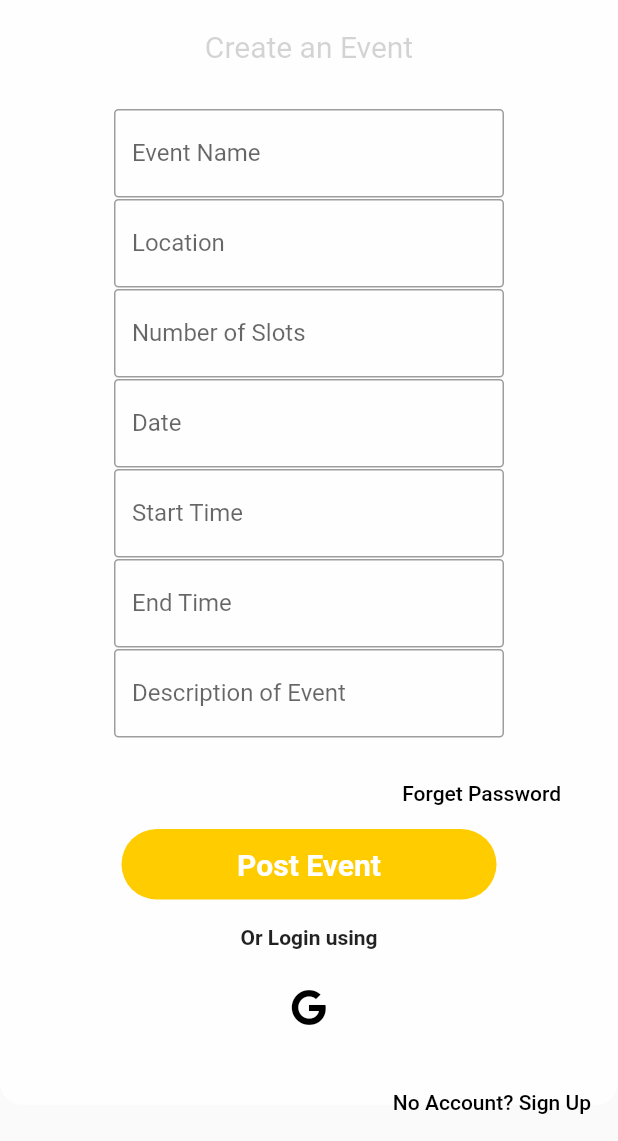
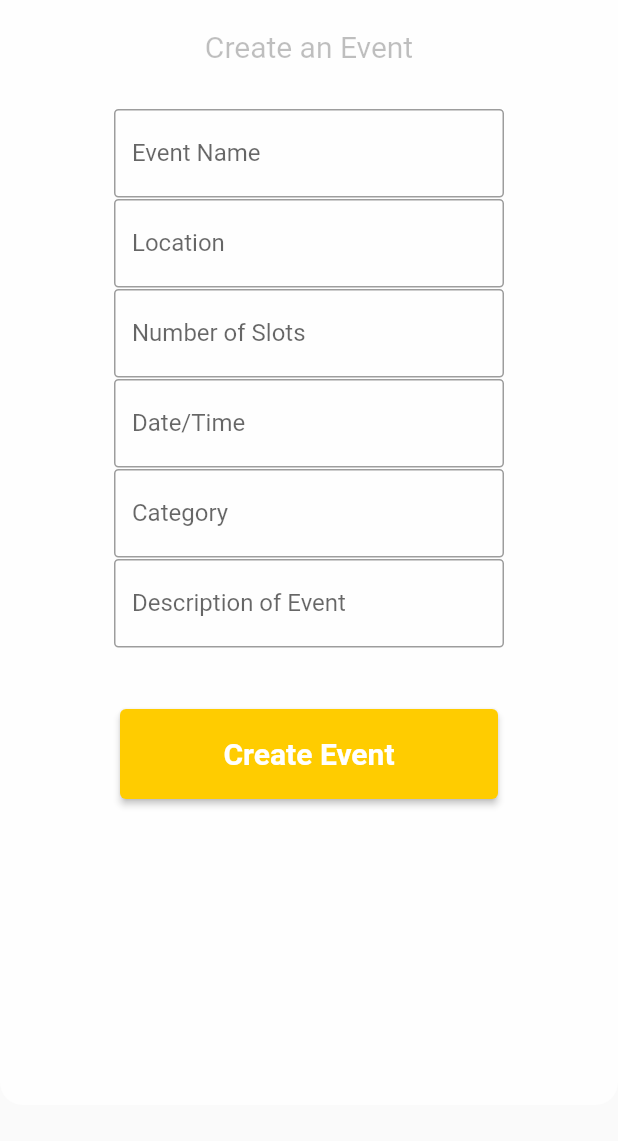
Before and after one commit to mrkulas1/FriendZone, a Flutter app: the EventPostPage screen opened directly, on a phone screen of 412 x 824 dp, the part 95-1236 px from its top. Run offline on Flutter 3.47's test engine with Material 2 defaults, Android fonts, the phone set to English and light mode, and no system bars; our stand-ins replace font_awesome_flutter.

Commit message:
better button

```diff
--- a/friendzone_flutter/lib/pages/event_page/event_post.dart
+++ b/friendzone_flutter/lib/pages/event_page/event_post.dart
@@ -1,5 +1,6 @@
 import 'package:flutter/material.dart';
 import 'package:font_awesome_flutter/font_awesome_flutter.dart';
+import 'package:friendzone_flutter/db_comm/post_functions.dart';
 
 class EventPostPage extends StatelessWidget{
   void click(){}
@@ -31,7 +32,7 @@ class EventPostPage extends StatelessWidget{
                     const SizedBox(height: 20,),
                     const Text("Create an Event",
                       style: TextStyle(
-                        color: Color.fromARGB(66, 87, 87, 87),
+                        color: Color.fromARGB(66, 5, 5, 5),
                         fontSize: 20,
                       ),),
                     const SizedBox(height: 30,),
@@ -76,7 +77,7 @@ class EventPostPage extends StatelessWidget{
                       height: 60,
                       child: const TextField(
                         decoration: InputDecoration(
-                            labelText: "Date",
+                            labelText: "Date/Time",
                             border: OutlineInputBorder(
                               borderRadius: BorderRadius.all(Radius.circular(3)),
                             )
@@ -88,7 +89,7 @@ class EventPostPage extends StatelessWidget{
                       height: 60,
                       child: const TextField(
                         decoration: InputDecoration(
-                            labelText: "Start Time",
+                            labelText: "Category",
                             border: OutlineInputBorder(
                               borderRadius: BorderRadius.all(Radius.circular(3)),
                             )
@@ -97,19 +98,7 @@ class EventPostPage extends StatelessWidget{
                     ),
                     Container(
                       width: 260,
-                      height: 60,
-                      child: const TextField(
-                        decoration: InputDecoration(
-                            labelText: "End Time",
-                            border: OutlineInputBorder(
-                              borderRadius: BorderRadius.all(Radius.circular(3)),
-                            )
-                        ),
-                      ),
-                    ),
-                    Container(
-                      width: 260,
-                      height: 60,
+                      height: 100,
                       child: const TextField(
                         decoration: InputDecoration(
                             labelText: "Description of Event",
@@ -119,83 +108,33 @@ class EventPostPage extends StatelessWidget{
                         ),
                       ),
                     ),
-                    const SizedBox(height: 12,),
-                    Padding(
-                      padding:const EdgeInsets.fromLTRB(20, 0, 30, 0),
-                      child: Row(
-                        mainAxisAlignment: MainAxisAlignment.end,
-                        children: [
-                          TextButton(
+                    ElevatedButton(
+
                             onPressed: () => {
-                              // Use for forget password
+                              // createEvent(userEmail, title, description, location, time, slots, category)
+                              // Use for Create Event
                             },
-                            child:const Text("Forget Password",
-                              style: TextStyle(
-                                  color: Colors.black
-                              ),
+                            style: ButtonStyle(
+                            backgroundColor:MaterialStateProperty.all<Color>(
+                              Color.fromARGB(255, 255, 204, 0)
                             ),
-                          )
-                        ],
-                      ),
-                    ),
-                    GestureDetector(
-                      onTap: () {
-                        // Submit form to database
-                      },
-                      child: Container(
+
+                        ),
+                            child: Container(
+                          width: 220,
+                      height: 60,
                         alignment: Alignment.center,
-                        width: 250,
-                        decoration: const BoxDecoration(
-                            borderRadius: BorderRadius.all(Radius.circular(50)),
-                            color: Color(0xFFFFCC00),
-                        ),
                         child: const Padding(
                           padding: EdgeInsets.all(12.0),
-                          child: Text('Post Event',
+                          child: Text('Create Event',
                             style: TextStyle(color: Colors.white,
                                 fontSize: 20,
                                 fontWeight: FontWeight.bold),
                           ),
                         ),
                       ),
-                    ),
-                    const SizedBox(height: 17 ,),
-                    const Text("Or Login using",
-                      style: TextStyle(
-                          fontWeight: FontWeight.bold
-                      ),),
-                    const SizedBox(height: 15,),
-                    Row(
-                      mainAxisAlignment: MainAxisAlignment.spaceEvenly,
-                      children: [
-                        IconButton(
-                            onPressed: () => {
-                              // Do something here
-                            },
-                            icon: const Icon(FontAwesomeIcons.google,color: Colors.black,)
-                        ),
-                      ],
-                    ),
-                    const SizedBox(height: 15,),
-                   Padding(
-                      padding:const EdgeInsets.fromLTRB(10, 0, 10, 0),
-
-                      child: Row(
-                        mainAxisAlignment: MainAxisAlignment.end,
-                        children: [
-                          TextButton(
-                            onPressed: () => {
-                              // Do something here
-                            },
-                            child:const Text("No Account? Sign Up",
-                              style: TextStyle(
-                                  color: Colors.black
-                              ),
-                            ),
-                          )
-                        ],
-                      ),
-                    ),
+                          ),
+                    const SizedBox(height: 12,),
                   ],
                 ),
               )
```
